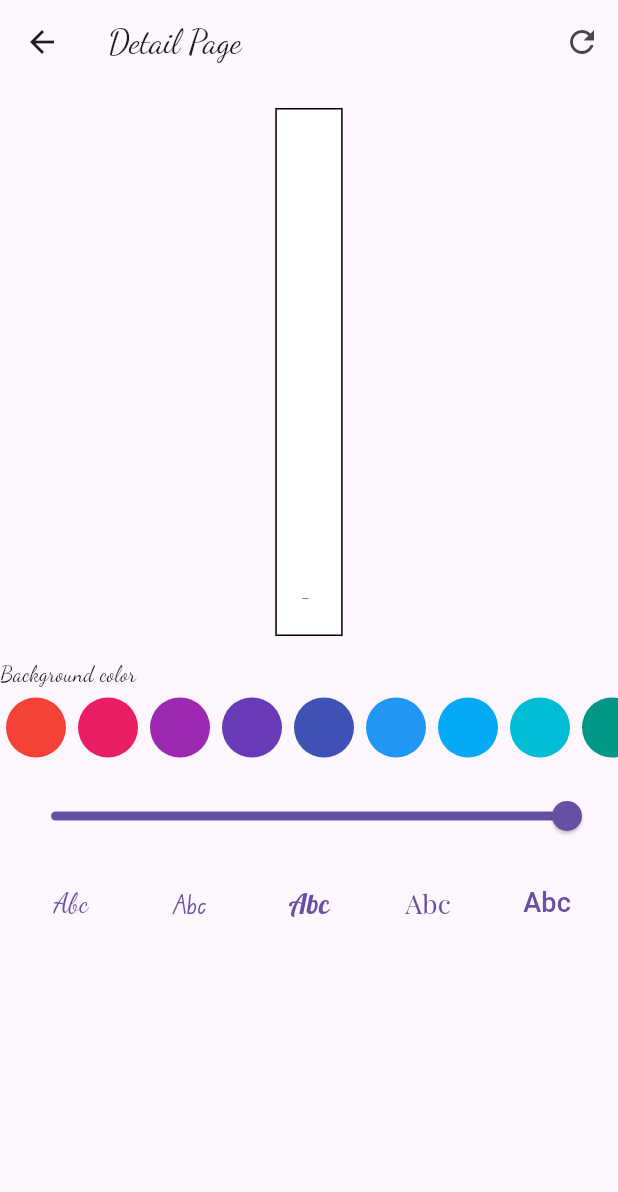
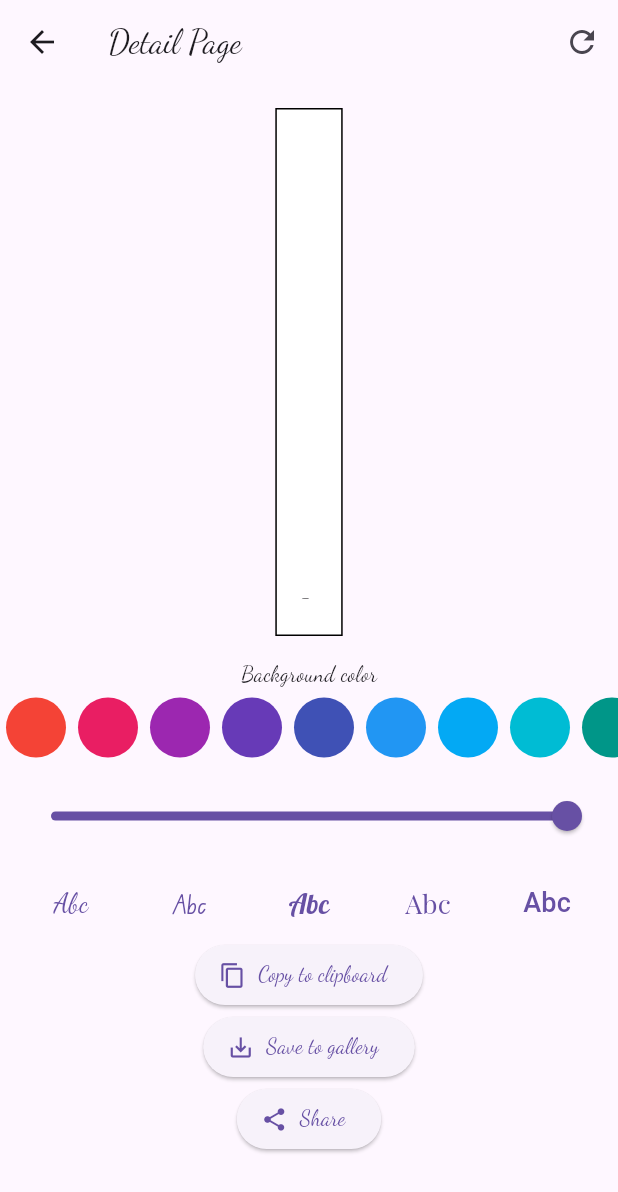
Before and after one commit to IamJayGondaliya/quotes_app, a Flutter app: the DetailPage screen opened directly with empty values, on a phone screen of 412 x 824 dp. Shown: the top 1192 px of the screen. Run offline on Flutter 3.47's test engine with Material 3 defaults, Android fonts, the phone set to English and light mode, and no system bars; our stand-ins replace google_fonts, image_gallery_saver; missing offline and left inert: share_extend.

Commit message:
Selectable Text | Copy to clipboard | save to gallery | share image

```diff
--- a/lib/pages/detail_page/detail_page.dart
+++ b/lib/pages/detail_page/detail_page.dart
@@ -1,6 +1,16 @@
+import 'dart:io';
+
+import 'package:flutter/material.dart';
+import 'package:flutter/rendering.dart';
+import 'package:flutter/services.dart';
+import 'package:image_gallery_saver/image_gallery_saver.dart';
+import 'package:path_provider/path_provider.dart';
 import 'package:quotes_app/headers.dart';
 import 'package:quotes_app/modals/quote_modal.dart';
 import 'package:quotes_app/utils/fonts_enum.dart';
+import 'dart:ui' as ui;
+
+import 'package:share_extend/share_extend.dart';
 
 class DetailPage extends StatefulWidget {
   const DetailPage({super.key});
@@ -13,6 +23,26 @@ class _DetailPageState extends State<DetailPage> {
   Color color = Colors.white;
   double opacity = 1;
   String fonts = AppFonts.dancingScript.name;
+
+  GlobalKey widgetKey = GlobalKey();
+
+  Future<File> getFileFromWidget() async {
+    RenderRepaintBoundary boundary =
+        widgetKey.currentContext!.findRenderObject() as RenderRepaintBoundary;
+    ui.Image image = await boundary.toImage(
+      pixelRatio: 15,
+    );
+    ByteData? data = await image.toByteData();
+    Uint8List list = data!.buffer.asUint8List();
+
+    Directory directory = await getTemporaryDirectory();
+    File file = await File(
+            "${directory.path}/QA${DateTime.now().millisecondsSinceEpoch}.png")
+        .create();
+    file.writeAsBytesSync(list);
+
+    return file;
+  }
 
   @override
   Widget build(BuildContext context) {
@@ -67,6 +97,9 @@ class _DetailPageState extends State<DetailPage> {
         body: Column(
           children: [
             Expanded(
+              //Widget identify =>  pixels/boundary =>  Image  =>  Uint8List  =>  File
+              child: RepaintBoundary(
+                key: widgetKey,
                 child: Container(
                   margin: const EdgeInsets.all(16),
                   padding: const EdgeInsets.all(16),
@@ -78,7 +111,7 @@ class _DetailPageState extends State<DetailPage> {
                     crossAxisAlignment: CrossAxisAlignment.end,
                     mainAxisAlignment: MainAxisAlignment.spaceBetween,
                     children: [
-                    Text(
+                      SelectableText(
                         quote.quote,
                         style: TextStyle(
                           fontSize: 20,
@@ -90,11 +123,12 @@ class _DetailPageState extends State<DetailPage> {
                   ),
                 ),
               ),
+            ),
             Expanded(
               //Column
-              child: ListView(
+              child: Column(
                 children: [
-                  Text("Background color"),
+                  const Text("Background color"),
                   //Row
                   SizedBox(
                     height: 50,
@@ -150,6 +184,49 @@ class _DetailPageState extends State<DetailPage> {
                         )
                         .toList(),
                   ),
+                  ElevatedButton.icon(
+                    onPressed: () {
+                      Clipboard.setData(
+                        ClipboardData(
+                          text: "${quote.quote}\n\n-${quote.author}",
+                        ),
+                      ).then((value) {
+                        ScaffoldMessenger.of(context).showSnackBar(
+                          const SnackBar(
+                            content: Text("Quote copied to clipboard !!"),
+                          ),
+                        );
+                      });
+                    },
+                    icon: const Icon(Icons.copy),
+                    label: const Text("Copy to clipboard"),
+                  ),
+                  ElevatedButton.icon(
+                    onPressed: () async {
+                      ImageGallerySaver.saveFile(
+                        (await getFileFromWidget()).path,
+                        isReturnPathOfIOS: true,
+                      ).then(
+                        (value) => ScaffoldMessenger.of(context).showSnackBar(
+                          const SnackBar(
+                            content: Text("Saved to gallery !!"),
+                          ),
+                        ),
+                      );
+                    },
+                    icon: const Icon(Icons.save_alt),
+                    label: const Text("Save to gallery"),
+                  ),
+                  ElevatedButton.icon(
+                    onPressed: () async {
+                      ShareExtend.share(
+                        (await getFileFromWidget()).path,
+                        "image",
+                      );
+                    },
+                    icon: const Icon(Icons.share),
+                    label: const Text("Share"),
+                  ),
                 ],
               ),
             ),
--- a/pubspec.yaml
+++ b/pubspec.yaml
@@ -36,6 +36,9 @@ dependencies:
   # Use with the CupertinoIcons class for iOS style icons.
   cupertino_icons: ^1.0.6
   google_fonts: ^6.2.1
+  path_provider: ^2.1.2
+  image_gallery_saver: ^2.0.3
+  share_extend: ^2.0.0
 
 dev_dependencies:
   flutter_test:
```
Also changed, not shown: pubspec.lock, 1 other file. Lines whose indentation alone changed are shown as unchanged.
